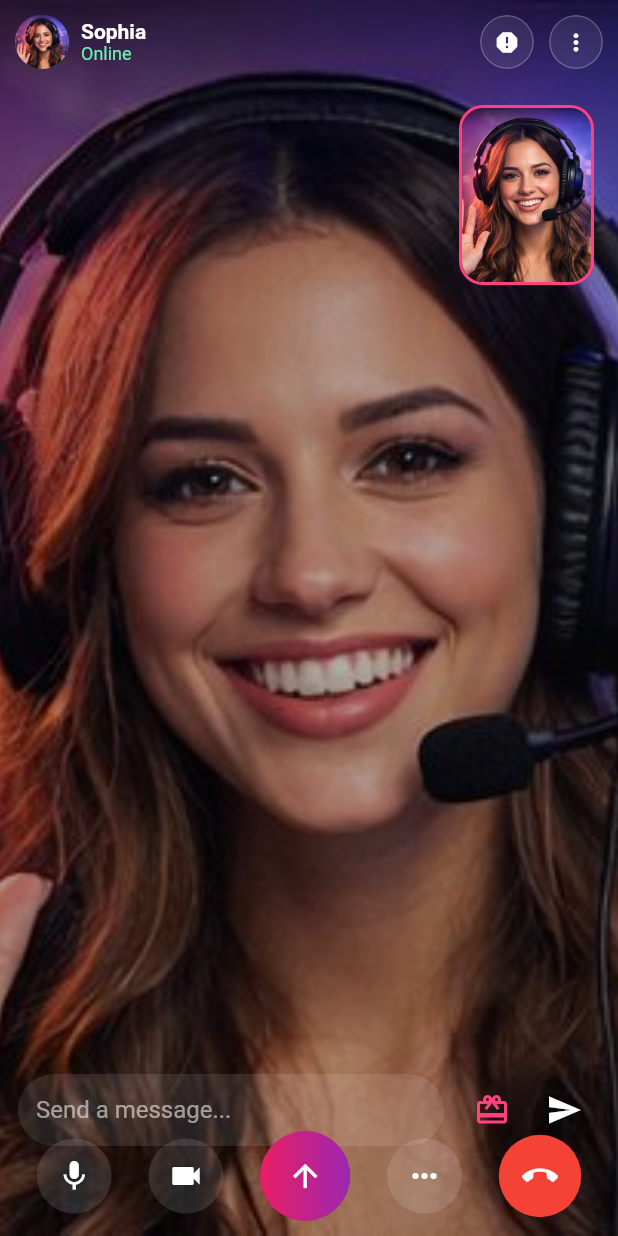
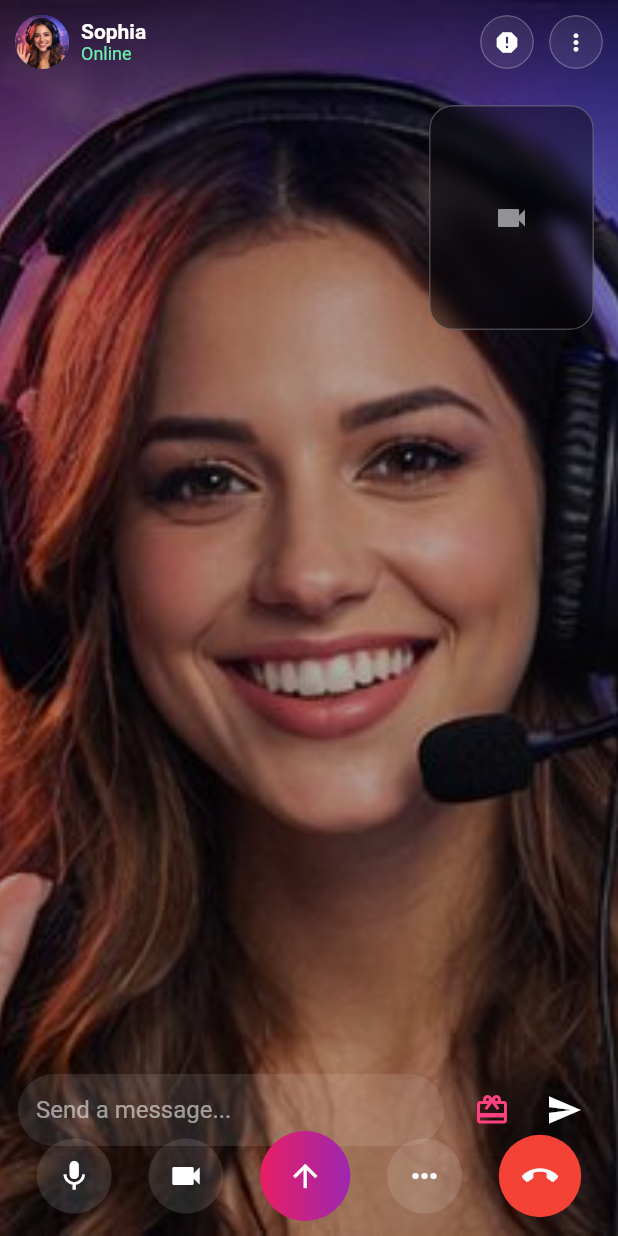
Before and after one commit to jboycoded/VIBELY, a Flutter app: the VideoCallScreen screen opened directly, on a phone screen of 412 x 824 dp. Run offline on Flutter 3.47's test engine with Material 2 defaults, Android fonts, the phone set to English and light mode, and no system bars; our stand-ins replace camera, image_picker.

Commit message:
Update local_preview.dart

```diff
--- a/lib/screens/match/widgets/local_preview.dart
+++ b/lib/screens/match/widgets/local_preview.dart
@@ -1,3 +1,4 @@
+import 'dart:ui';
 import 'package:flutter/material.dart';
 
 class LocalPreview extends StatelessWidget {
@@ -5,18 +6,21 @@ class LocalPreview extends StatelessWidget {
 
   @override
   Widget build(BuildContext context) {
-    return Container(
-      width: 90,
-      height: 120,
-      decoration: BoxDecoration(
-        borderRadius: BorderRadius.circular(16),
-        border: Border.all(color: Colors.pinkAccent, width: 2),
-      ),
-      child: ClipRRect(
-        borderRadius: BorderRadius.circular(14),
-        child: Image.asset(
-          'assets/images/streamer1.jpg',
-          fit: BoxFit.cover,
+    return ClipRRect(
+      borderRadius: BorderRadius.circular(16),
+      child: BackdropFilter(
+        filter: ImageFilter.blur(sigmaX: 6, sigmaY: 6),
+        child: Container(
+          width: 110,
+          height: 150,
+          decoration: BoxDecoration(
+            color: Colors.black.withOpacity(0.4),
+            borderRadius: BorderRadius.circular(16),
+            border: Border.all(color: Colors.white24),
+          ),
+          child: const Center(
+            child: Icon(Icons.videocam, color: Colors.white54),
+          ),
         ),
       ),
     );
```
